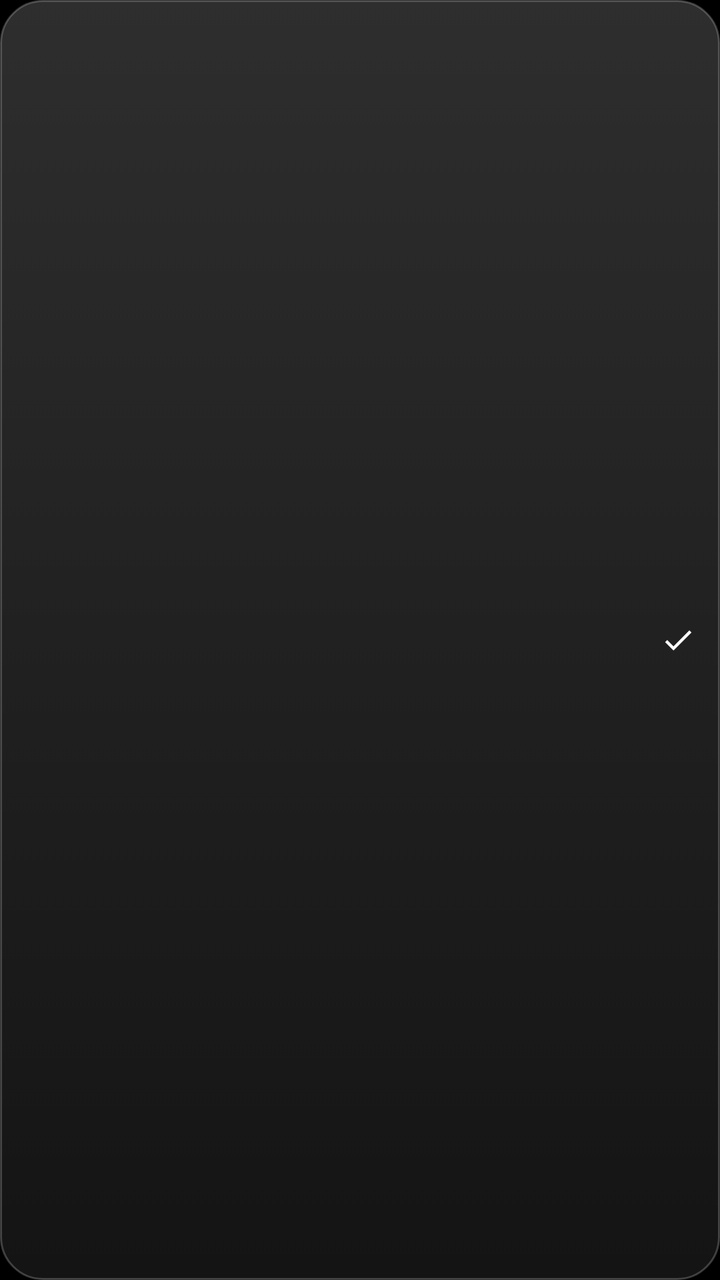
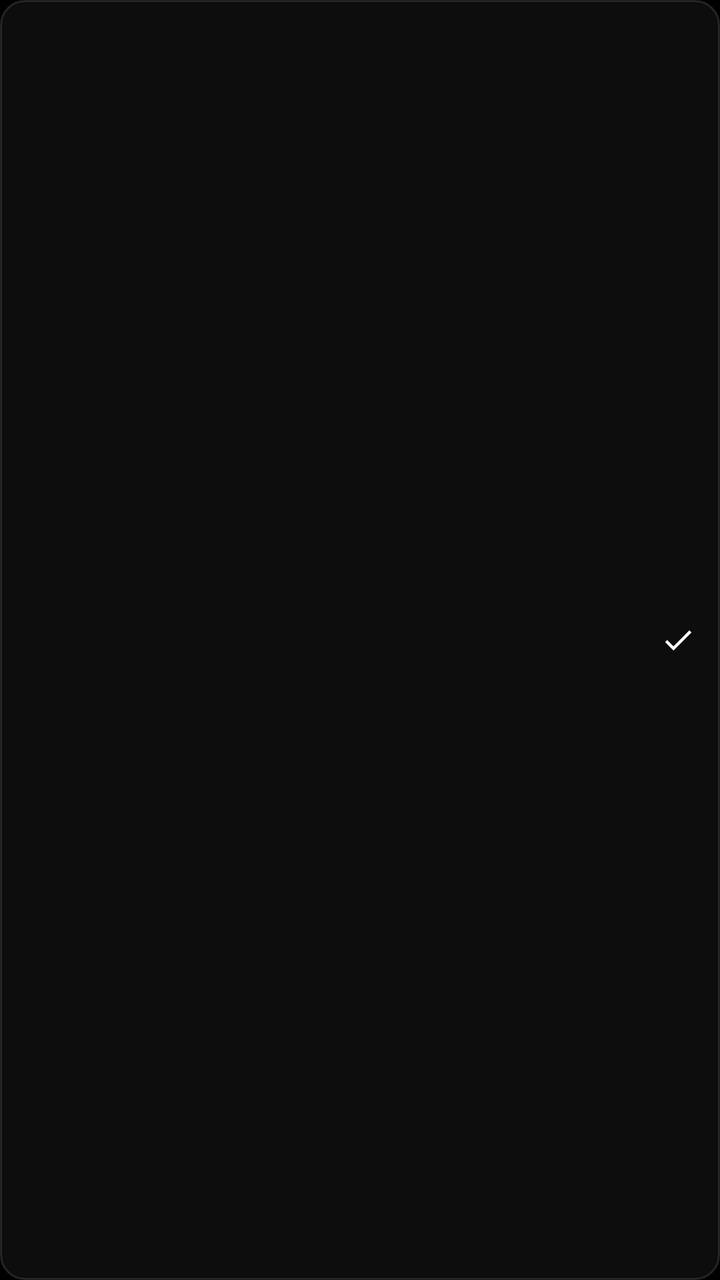

Compare the two renders of this Android layout. The source of the first and the diff that turns it into the second are given below.
<!-- AndroidManifest.xml: application theme Theme.TvHome -->
<!-- res/layout/item_dock.xml -->
<?xml version="1.0" encoding="utf-8"?>
<LinearLayout xmlns:android="http://schemas.android.com/apk/res/android"
    android:id="@+id/item"
    android:layout_width="match_parent"
    android:layout_height="46dp"
    android:orientation="horizontal"
    android:gravity="center_vertical"
    android:background="@drawable/pill_bg"
    android:paddingStart="12dp"
    android:paddingEnd="12dp"
    android:focusable="true"
    android:focusableInTouchMode="true">

    <ImageView
        android:id="@+id/icon"
        android:layout_width="28dp"
        android:layout_height="28dp"
        android:layout_marginEnd="12dp" />

    <TextView
        android:id="@+id/name"
        android:layout_width="0dp"
        android:layout_height="wrap_content"
        android:layout_weight="1"
        android:maxLines="1"
        android:ellipsize="end"
        android:textColor="#FFFFFFFF"
        android:textSize="15sp"
        android:fontFamily="@font/outfit"
        android:fontVariationSettings="'wght' 400" />

    <ImageView
        android:id="@+id/tick"
        android:layout_width="18dp"
        android:layout_height="18dp"
        android:src="@drawable/ic_tick" />
</LinearLayout>
<!-- resources referenced by this layout -->
<resources>
  <!-- drawable ic_tick (drawable) -->
  <vector xmlns:android="http://schemas.android.com/apk/res/android"
      android:width="24dp"
      android:height="24dp"
      android:viewportWidth="24"
      android:viewportHeight="24"
      android:tint="#FFFFFFFF">
      <path
          android:fillColor="#FFFFFFFF"
          android:pathData="M9,16.17L4.83,12l-1.42,1.41L9,19 21,7l-1.41,-1.41z" />
  </vector>
  <!-- drawable pill_bg (drawable) -->
  <?xml version="1.0" encoding="utf-8"?>
  <selector xmlns:android="http://schemas.android.com/apk/res/android">
      <item android:state_focused="true">
          <shape android:shape="rectangle">
              <solid android:color="#F5FFFFFF" />
              <corners android:radius="21dp" />
          </shape>
      </item>
      <item>
          <shape android:shape="rectangle">
              <gradient android:angle="270" android:startColor="#2EFFFFFF" android:endColor="#14FFFFFF" />
              <stroke android:width="1dp" android:color="#38FFFFFF" />
              <corners android:radius="21dp" />
          </shape>
      </item>
  </selector>
  <style name="Theme.TvHome" parent="android:Theme.Material.NoActionBar.Fullscreen">
          <item name="android:windowBackground">@android:color/black</item>
          <item name="android:colorBackground">@android:color/black</item>
          <item name="android:windowAnimationStyle">@null</item>
      </style>
</resources>

<!-- the commit's change to res/layout/item_dock.xml (unified diff, before → after) -->
@@ -5,7 +5,7 @@
     android:layout_height="46dp"
     android:orientation="horizontal"
     android:gravity="center_vertical"
-    android:background="@drawable/pill_bg"
+    android:background="@drawable/panel_row_bg"
     android:paddingStart="12dp"
     android:paddingEnd="12dp"
     android:focusable="true"
<!-- resource entries referenced after the edit -->
@@ -11,20 +11,28 @@
           android:fillColor="#FFFFFFFF"
           android:pathData="M9,16.17L4.83,12l-1.42,1.41L9,19 21,7l-1.41,-1.41z" />
   </vector>
-  <!-- drawable pill_bg (drawable) -->
+  <!-- drawable panel_row_bg (drawable) -->
   <?xml version="1.0" encoding="utf-8"?>
   <selector xmlns:android="http://schemas.android.com/apk/res/android">
       <item android:state_focused="true">
           <shape android:shape="rectangle">
-              <solid android:color="#F5FFFFFF" />
-              <corners android:radius="21dp" />
+              <solid android:color="#1FFFFFFF" />
+              <stroke android:width="1.5dp" android:color="#B0FFFFFF" />
+              <corners android:radius="12dp" />
+          </shape>
+      </item>
+      <item android:state_selected="true">
+          <shape android:shape="rectangle">
+              <solid android:color="#1FFFFFFF" />
+              <stroke android:width="1.5dp" android:color="#B0FFFFFF" />
+              <corners android:radius="12dp" />
           </shape>
       </item>
       <item>
           <shape android:shape="rectangle">
-              <gradient android:angle="270" android:startColor="#2EFFFFFF" android:endColor="#14FFFFFF" />
-              <stroke android:width="1dp" android:color="#38FFFFFF" />
-              <corners android:radius="21dp" />
+              <solid android:color="#0DFFFFFF" />
+              <stroke android:width="1dp" android:color="#1FFFFFFF" />
+              <corners android:radius="12dp" />
           </shape>
       </item>
   </selector>
